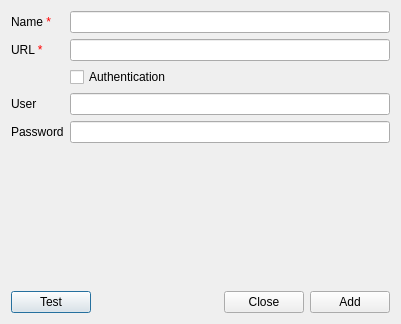
germaniumhq/felix, file ui/AddServerDialog.ui: the form before one commit.
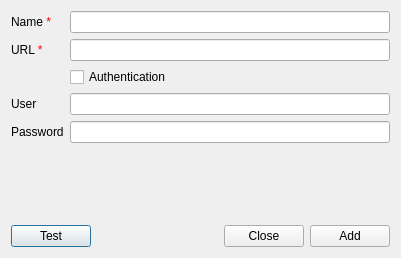
The form after the commit.

```diff
--- a/ui/AddServerDialog.ui
+++ b/ui/AddServerDialog.ui
@@ -7,7 +7,7 @@
     <x>0</x>
     <y>0</y>
     <width>401</width>
-    <height>324</height>
+    <height>258</height>
    </rect>
   </property>
   <property name="windowTitle">
@@ -68,7 +68,7 @@
      </property>
     </widget>
    </item>
-   <item row="7" column="0" colspan="2">
+   <item row="8" column="0" colspan="2">
     <layout class="QHBoxLayout" name="horizontalLayout">
      <item>
       <widget class="QPushButton" name="test_server_button">
```
Left out of the diff: 10 changed lines with no effect on the pictures.
